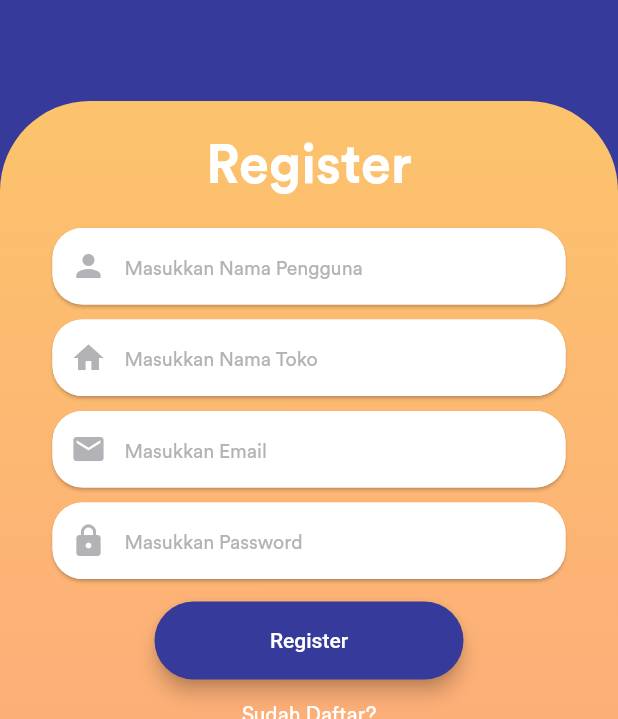
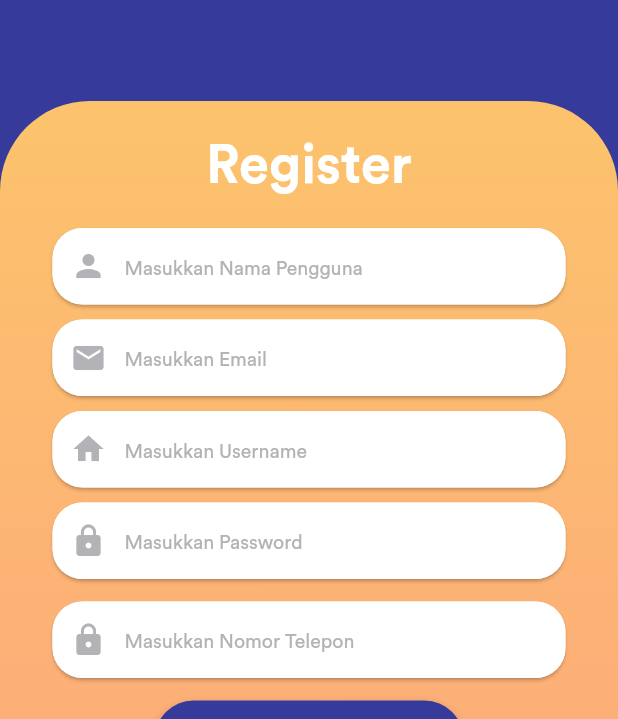
Before and after one commit to KevinSyauqi/apos, a Flutter app: the RegisterPage screen opened directly, on a phone screen of 412 x 824 dp, the part 517-1236 px from its top. Run offline on Flutter 3.47's test engine with Material 2 defaults, Android fonts, the phone set to English and light mode, and no system bars; our stand-ins replace equatable, rxdart.

Commit message:
Added Register Logic for Backend

```diff
--- a/lib/main.dart
+++ b/lib/main.dart
@@ -1,4 +1,4 @@
-import 'package:apos/ui/splash_page.dart';
+import 'package:apos/src/ui/splash_page.dart';
 import 'package:flutter/material.dart';
 
 void main() => runApp(Apos());
--- /dev/null
+++ b/lib/src/models/models.dart
@@ -0,0 +1 @@
+export 'userModels.dart';
--- /dev/null
+++ b/lib/src/resources/repository.dart
@@ -0,0 +1,12 @@
+import 'package:apos/src/models/userModels.dart';
+import 'package:apos/src/resources/userProvider.dart';
+
+class Repository {
+  final userProvider = UserProvider();
+
+//  Future<List<User>> fetchAllUser() => userProvider.fetchUserList();
+
+  Future registerUser(String name_user, String email_user, String username,
+      String password_user, String phone_user) => userProvider.registerUser(
+    name_user, email_user, username, password_user, phone_user);
+}
--- a/lib/ui/ganti_password_page.dart
+++ b/lib/src/ui/ganti_password_page.dart
@@ -1,4 +1,4 @@
-import 'package:apos/ui/login_page.dart';
+import 'package:apos/src/ui/login_page.dart';
 import 'package:flutter/material.dart';
 
 class GantiPasswordPage extends StatelessWidget {
--- a/lib/ui/login_page.dart
+++ b/lib/src/ui/login_page.dart
@@ -1,7 +1,7 @@
-import 'package:apos/ui/transaksi_menu.dart';
+import 'package:apos/src/ui/transaksi_menu.dart';
 import 'package:flutter/material.dart';
-import 'package:apos/ui/register_page.dart';
-import 'package:apos/ui/lupa_password_page.dart';
+import 'package:apos/src/ui/register_page.dart';
+import 'package:apos/src/ui/lupa_password_page.dart';
 
 class LoginPage extends StatelessWidget {
   @override
--- a/lib/ui/lupa_password_page.dart
+++ b/lib/src/ui/lupa_password_page.dart
@@ -1,5 +1,5 @@
 import 'package:flutter/material.dart';
-import 'package:apos/ui/ganti_password_page.dart';
+import 'package:apos/src/ui/ganti_password_page.dart';
 
 class LupaPasswordPage extends StatelessWidget {
   @override
--- a/lib/ui/register_page.dart
+++ b/lib/src/ui/register_page.dart
@@ -1,5 +1,6 @@
-import 'package:apos/ui/login_page.dart';
-import 'package:apos/ui/validasi_akun_page.dart';
+import 'package:apos/src/bloc/userBloc.dart';
+import 'package:apos/src/ui/login_page.dart';
+import 'package:apos/src/ui/validasi_akun_page.dart';
 import 'package:flutter/material.dart';
 
 class RegisterPage extends StatelessWidget {
@@ -51,6 +52,7 @@ class RegisterPage extends StatelessWidget {
                     Card(margin: EdgeInsets.fromLTRB(35, 20, 35, 5),
                         shape: RoundedRectangleBorder(borderRadius: BorderRadius.all(Radius.circular(20.0))),
                         child: TextField(
+                          onChanged: bloc.name_user,
                           decoration: InputDecoration(
                             prefixIcon: Icon(Icons.person, color: Color.fromRGBO(179, 179, 183, 1),),
                             hintText: "Masukkan Nama Pengguna",
@@ -66,27 +68,10 @@ class RegisterPage extends StatelessWidget {
                         ),
                     ),
 
-                    Card(margin: EdgeInsets.fromLTRB(35, 5, 35, 5),
-                        shape: RoundedRectangleBorder(borderRadius: BorderRadius.all(Radius.circular(20.0))),
-                        child: TextField(
-                          decoration: InputDecoration(
-                            prefixIcon: Icon(Icons.home, color: Color.fromRGBO(179, 179, 183, 1),),
-                            hintText: "Masukkan Nama Toko",
-                            hintStyle: TextStyle(color:Color.fromRGBO(179, 179, 183, 1), fontSize: 13.0, fontFamily: 'CircularStd-Book'),
-                            filled: true,
-                            fillColor: Colors.white,
-                            border: OutlineInputBorder(
-                              borderSide: BorderSide.none,
-                              borderRadius: BorderRadius.all(Radius.circular(20.0))
-                            ),
-                            contentPadding: EdgeInsets.symmetric(horizontal: 20.0, vertical:16.0)
-                          ),
-                        ),
-                    ),
-
                      Card(margin: EdgeInsets.fromLTRB(35, 5, 35, 5),
                         shape: RoundedRectangleBorder(borderRadius: BorderRadius.all(Radius.circular(20.0))),
                         child: TextField(
+                          onChanged: bloc.email_user,
                           decoration: InputDecoration(
                             prefixIcon: Icon(Icons.mail, color: Color.fromRGBO(179, 179, 183, 1),),
                             hintText: "Masukkan Email",
@@ -102,9 +87,30 @@ class RegisterPage extends StatelessWidget {
                         ),
                     ),
 
+
+                    Card(margin: EdgeInsets.fromLTRB(35, 5, 35, 5),
+                        shape: RoundedRectangleBorder(borderRadius: BorderRadius.all(Radius.circular(20.0))),
+                        child: TextField(
+                          onChanged: bloc.username_user,
+                          decoration: InputDecoration(
+                            prefixIcon: Icon(Icons.home, color: Color.fromRGBO(179, 179, 183, 1),),
+                            hintText: "Masukkan Username",
+                            hintStyle: TextStyle(color:Color.fromRGBO(179, 179, 183, 1), fontSize: 13.0, fontFamily: 'CircularStd-Book'),
+                            filled: true,
+                            fillColor: Colors.white,
+                            border: OutlineInputBorder(
+                              borderSide: BorderSide.none,
+                              borderRadius: BorderRadius.all(Radius.circular(20.0))
+                            ),
+                            contentPadding: EdgeInsets.symmetric(horizontal: 20.0, vertical:16.0)
+                          ),
+                        ),
+                    ),
+
                     Card(margin: EdgeInsets.fromLTRB(35, 5, 35, 10),
                         shape: RoundedRectangleBorder(borderRadius: BorderRadius.all(Radius.circular(20.0))),
                         child: TextField(
+                          onChanged: bloc.password_user,
                           obscureText: true,
                           decoration: InputDecoration(
                             prefixIcon: Icon(Icons.lock, color: Color.fromRGBO(179, 179, 183, 1),),
@@ -121,6 +127,26 @@ class RegisterPage extends StatelessWidget {
                         ),
                     ),
 
+                    Card(margin: EdgeInsets.fromLTRB(35, 5, 35, 10),
+                      shape: RoundedRectangleBorder(borderRadius: BorderRadius.all(Radius.circular(20.0))),
+                      child: TextField(
+                        onChanged: bloc.phone_user,
+                        obscureText: true,
+                        decoration: InputDecoration(
+                            prefixIcon: Icon(Icons.lock, color: Color.fromRGBO(179, 179, 183, 1),),
+                            hintText: "Masukkan Nomor Telepon",
+                            hintStyle: TextStyle(color:Color.fromRGBO(179, 179, 183, 1), fontSize: 13.0, fontFamily: 'CircularStd-Book'),
+                            filled: true,
+                            fillColor: Colors.white,
+                            border: OutlineInputBorder(
+                                borderSide: BorderSide.none,
+                                borderRadius: BorderRadius.all(Radius.circular(20.0))
+                            ),
+                            contentPadding: EdgeInsets.symmetric(horizontal: 20.0, vertical:16.0)
+                        ),
+                      ),
+                    ),
+
                     Container(
                       width: MediaQuery.of(context).size.width /2,
                       padding: EdgeInsets.only(top: 5, bottom:15),
@@ -128,7 +154,8 @@ class RegisterPage extends StatelessWidget {
                         padding: EdgeInsets.symmetric(vertical: 18),
                         color: Color.fromRGBO(54, 58, 155, 1),
                         elevation: 5,
-                         onPressed: (){
+                         onPressed: () async{
+                          await bloc.registerUser();
                            Navigator.push(
                              context, MaterialPageRoute(builder: (context) => ValidasiAkunPage())
                            );
--- a/lib/ui/splash_page.dart
+++ b/lib/src/ui/splash_page.dart
@@ -1,5 +1,5 @@
 import 'package:flutter/material.dart';
-import 'package:apos/ui/login_page.dart';
+import 'package:apos/src/ui/login_page.dart';
 import 'dart:async';
 
 class SplashPage extends StatefulWidget {
```
Also changed, not shown: lib/src/bloc/userBloc.dart (added, +45 -0 lines), lib/src/models/userModels.dart (added, +43 -0 lines), lib/src/resources/userProvider.dart (added, +35 -0 lines), pubspec.yaml (+8 -21 lines), lib/src/ui/SideBar.dart (renamed from lib/ui/SideBar.dart), lib/src/ui/transaksi_menu.dart (renamed from lib/ui/transaksi_menu.dart), lib/src/ui/transaksi_menu_makanan.dart (renamed from lib/ui/transaksi_menu_makanan.dart), lib/src/ui/transaksi_menu_minuman.dart (added), lib/src/ui/validasi_akun_page.dart (renamed from lib/ui/validasi_akun_page.dart), pubspec.lock.
